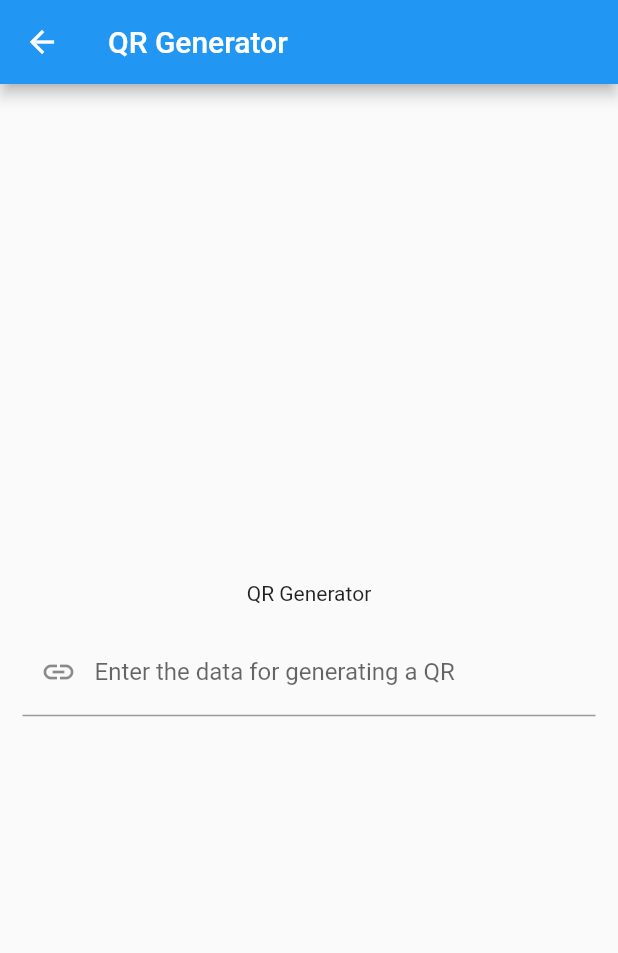
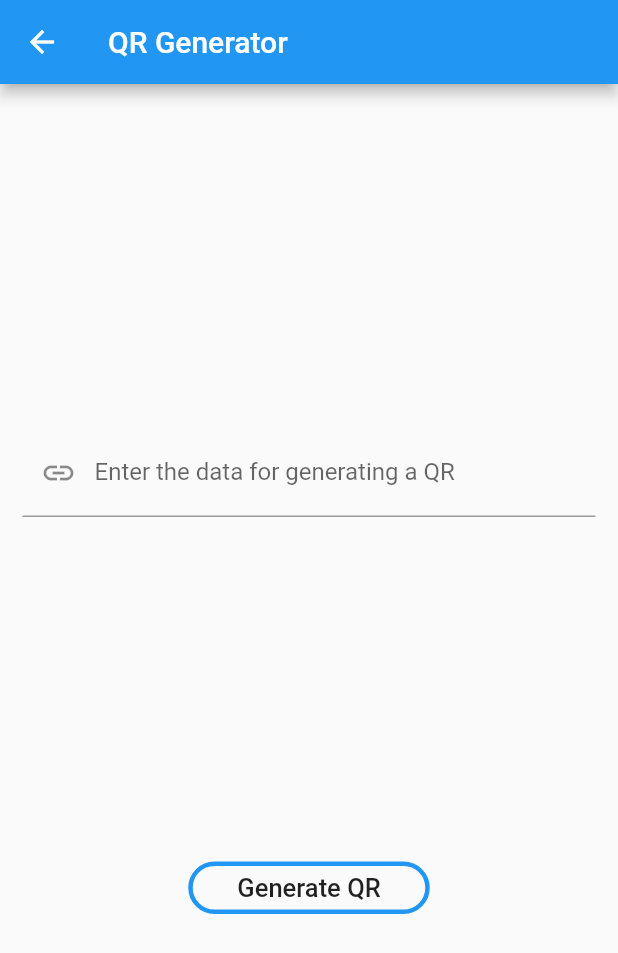
Before and after one commit to vijayinyoutube/QRScanner, a Flutter app: the screen it shows after launch, after a tap on "Generate QR", on a phone screen of 412 x 824 dp. Shown: the top 953 px of the screen. Run offline on Flutter 3.47's test engine with Material 2 defaults, Android fonts, the phone set to English and light mode, and no system bars; our stand-ins replace qr_flutter.

Commit message:
Bug fix and improvement

```diff
--- a/lib/HomePage.dart
+++ b/lib/HomePage.dart
@@ -13,17 +13,26 @@ class _MyHomePageState extends State<MyHomePage> {
     return Scaffold(
       backgroundColor: Colors.white,
       appBar: AppBar(
+        //shape: StadiumBorder(),
         title: Text("QR Scan/Generate"),
       ),
-      body: Padding(
-        padding: const EdgeInsets.symmetric(horizontal: 20),
-        child: Center(
+      body: Container(
+        child: Container(
+          height: (MediaQuery.of(context).size.height),
+          //- AppBar().preferredSize.height,
+          child: SingleChildScrollView(
+            child: ConstrainedBox(
+              constraints: BoxConstraints(
+                  minHeight: (MediaQuery.of(context).size.height) -
+                      AppBar().preferredSize.height -
+                      kToolbarHeight),
               child: Column(
-            mainAxisAlignment: MainAxisAlignment.spaceEvenly,
+                mainAxisAlignment: MainAxisAlignment.spaceAround,
+                crossAxisAlignment: CrossAxisAlignment.center,
                 children: [
                   CircleAvatar(
                     backgroundImage: AssetImage(
-                  "images/QR.jpg",
+                      "assets/images/QR.jpg",
                     ),
                     foregroundColor: Colors.transparent,
                     backgroundColor: Colors.transparent,
@@ -43,7 +52,7 @@ class _MyHomePageState extends State<MyHomePage> {
                             hoverColor: Colors.lightBlue[100],
                             splashColor: Colors.blue,
                             borderSide: BorderSide(
-                          width: 5,
+                              width: 3,
                               color: Colors.blue,
                             ),
                             shape: StadiumBorder(),
@@ -63,9 +72,7 @@ class _MyHomePageState extends State<MyHomePage> {
                       SizedBox(
                         width: 25,
                       ),
-                  Hero(
-                    tag: "Generete QR",
-                    child: Container(
+                      Container(
                         width: ((MediaQuery.of(context).size.width) / 2) - 45,
                         height: 50,
                         child: OutlineButton(
@@ -74,7 +81,7 @@ class _MyHomePageState extends State<MyHomePage> {
                           hoverColor: Colors.lightBlue[100],
                           splashColor: Colors.blue,
                           borderSide: BorderSide(
-                          width: 5,
+                            width: 3,
                             color: Colors.blue,
                           ),
                           shape: StadiumBorder(),
@@ -90,13 +97,14 @@ class _MyHomePageState extends State<MyHomePage> {
                           },
                         ),
                       ),
-                  ),
                     ],
                   ),
                 ],
               ),
             ),
           ),
+        ),
+      ),
     );
   }
 }
--- a/lib/QR Generator/GeneratedQR.dart
+++ b/lib/QR Generator/GeneratedQR.dart
@@ -13,9 +13,7 @@ class GeneratedQR extends StatefulWidget {
 class _GeneratedQRState extends State<GeneratedQR> {
   @override
   Widget build(BuildContext context) {
-    return Hero(
-      tag: "Generete QR",
-      child: Scaffold(
+    return Scaffold(
       appBar: AppBar(
         title: Text("Generated QR "),
       ),
@@ -27,7 +25,6 @@ class _GeneratedQRState extends State<GeneratedQR> {
           gapless: false,
         ),
       ),
-      ),
     );
   }
 }
--- a/lib/QR Generator/QRGenerator.dart
+++ b/lib/QR Generator/QRGenerator.dart
@@ -12,24 +12,21 @@ class QRGenerator extends StatefulWidget {
 TextEditingController mycontroller = new TextEditingController();
 
 class _QRGeneratorState extends State<QRGenerator> {
+  // void dispose() {
+  //   mycontroller.dispose();
+  //   super.dispose();
+  // }
+
   @override
   Widget build(BuildContext context) {
-    return WillPopScope(
-      onWillPop: () {
-        mycontroller.text = "";
-        return new Future.value(true);
-      },
-      child: Hero(
-        tag: "Generete QR",
-        child: Scaffold(
+    return Scaffold(
       appBar: AppBar(
         title: Text("QR Generator"),
       ),
       body: Container(
         child: Column(
-              mainAxisAlignment: MainAxisAlignment.center,
+          mainAxisAlignment: MainAxisAlignment.spaceEvenly,
           children: [
-                Text("QR Generator"),
             Padding(
               padding: const EdgeInsets.all(15),
               child: TextFormField(
@@ -48,9 +45,27 @@ class _QRGeneratorState extends State<QRGenerator> {
                 onEditingComplete: navigate,
               ),
             ),
-              ],
+            Container(
+              width: ((MediaQuery.of(context).size.width) / 2) - 45,
+              height: 35,
+              child: OutlineButton(
+                focusColor: Colors.red,
+                highlightColor: Colors.blue,
+                hoverColor: Colors.lightBlue[100],
+                splashColor: Colors.blue,
+                borderSide: BorderSide(
+                  width: 3,
+                  color: Colors.blue,
+                ),
+                shape: StadiumBorder(),
+                child: Text(
+                  "Generate QR",
+                  style: TextStyle(fontSize: 17),
+                ),
+                onPressed: navigate,
               ),
             ),
+          ],
         ),
       ),
     );
```
Also changed, not shown: 1 other file. Lines whose indentation alone changed are shown as unchanged.
